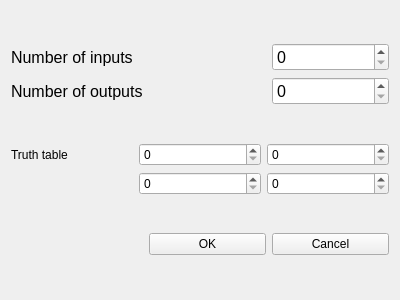
This is logical_element_properties.ui in RomanovAG/Project-practice-ICIS-December as Qt 5 draws it before an edit. The edited form follows.
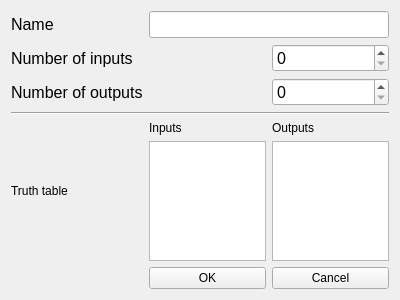
This is the edited form.

The edit to the form file:
```diff
--- a/logical_element_properties.ui
+++ b/logical_element_properties.ui
@@ -14,43 +14,27 @@
    <string>Form</string>
   </property>
   <layout class="QGridLayout" name="gridLayout">
-   <item row="2" column="2">
-    <widget class="QPushButton" name="Cancel">
+   <item row="4" column="0">
+    <widget class="QLabel" name="label_3">
+     <property name="sizePolicy">
+      <sizepolicy hsizetype="Minimum" vsizetype="Minimum">
+       <horstretch>0</horstretch>
+       <verstretch>0</verstretch>
+      </sizepolicy>
+     </property>
      <property name="text">
-      <string>Cancel</string>
+      <string>Truth table</string>
      </property>
     </widget>
    </item>
-   <item row="0" column="2">
-    <layout class="QVBoxLayout" name="verticalLayout_2">
-     <item>
-      <widget class="QSpinBox" name="spinBox">
-       <property name="font">
-        <font>
-         <pointsize>12</pointsize>
-        </font>
-       </property>
-      </widget>
-     </item>
-     <item>
-      <widget class="QSpinBox" name="spinBox_2">
-       <property name="font">
-        <font>
-         <pointsize>12</pointsize>
-        </font>
-       </property>
-      </widget>
-     </item>
-    </layout>
-   </item>
-   <item row="2" column="1">
+   <item row="5" column="1">
     <widget class="QPushButton" name="OK">
      <property name="text">
       <string>OK</string>
      </property>
     </widget>
    </item>
-   <item row="0" column="0">
+   <item row="1" column="0">
     <layout class="QVBoxLayout" name="verticalLayout">
      <item>
       <widget class="QLabel" name="label">
@@ -78,39 +62,87 @@
      </item>
     </layout>
    </item>
-   <item row="1" column="0" colspan="3">
+   <item row="2" column="0" rowspan="2" colspan="3">
+    <widget class="Line" name="line">
+     <property name="orientation">
+      <enum>Qt::Horizontal</enum>
+     </property>
+    </widget>
+   </item>
+   <item row="1" column="2">
+    <layout class="QVBoxLayout" name="verticalLayout_2">
+     <item>
+      <widget class="QSpinBox" name="inputNumBox">
+       <property name="font">
+        <font>
+         <pointsize>12</pointsize>
+        </font>
+       </property>
+      </widget>
+     </item>
+     <item>
+      <widget class="QSpinBox" name="outputNumBox">
+       <property name="font">
+        <font>
+         <pointsize>12</pointsize>
+        </font>
+       </property>
+      </widget>
+     </item>
+    </layout>
+   </item>
+   <item row="4" column="1" colspan="2">
     <layout class="QGridLayout" name="gridLayout_2">
+     <item row="1" column="0">
+      <widget class="QTextEdit" name="inputsTextEdit"/>
+     </item>
      <item row="1" column="1">
-      <widget class="QSpinBox" name="spinBox_5"/>
-     </item>
-     <item row="0" column="2">
-      <widget class="QSpinBox" name="spinBox_4"/>
+      <widget class="QTextEdit" name="outputsTextEdit"/>
      </item>
      <item row="0" column="0">
-      <widget class="QLabel" name="label_3">
-       <property name="sizePolicy">
-        <sizepolicy hsizetype="Minimum" vsizetype="Minimum">
-         <horstretch>0</horstretch>
-         <verstretch>0</verstretch>
-        </sizepolicy>
-       </property>
+      <widget class="QLabel" name="label_4">
        <property name="text">
-        <string>Truth table</string>
+        <string>Inputs</string>
        </property>
       </widget>
      </item>
      <item row="0" column="1">
-      <layout class="QVBoxLayout" name="verticalLayout_3">
-       <item>
-        <widget class="QSpinBox" name="spinBox_3"/>
-       </item>
-      </layout>
-     </item>
-     <item row="1" column="2">
-      <widget class="QSpinBox" name="spinBox_6"/>
+      <widget class="QLabel" name="label_5">
+       <property name="text">
+        <string>Outputs</string>
+       </property>
+      </widget>
      </item>
     </layout>
    </item>
+   <item row="5" column="2">
+    <widget class="QPushButton" name="Cancel">
+     <property name="text">
+      <string>Cancel</string>
+     </property>
+    </widget>
+   </item>
+   <item row="0" column="0">
+    <widget class="QLabel" name="label_6">
+     <property name="font">
+      <font>
+       <pointsize>12</pointsize>
+      </font>
+     </property>
+     <property name="text">
+      <string>Name</string>
+     </property>
+    </widget>
+   </item>
+   <item row="0" column="1" colspan="2">
+    <widget class="QLineEdit" name="nameEdit">
+     <property name="font">
+      <font>
+       <pointsize>12</pointsize>
+      </font>
+     </property>
+    </widget>
+   </item>
   </layout>
  </widget>
  <resources/>
```
